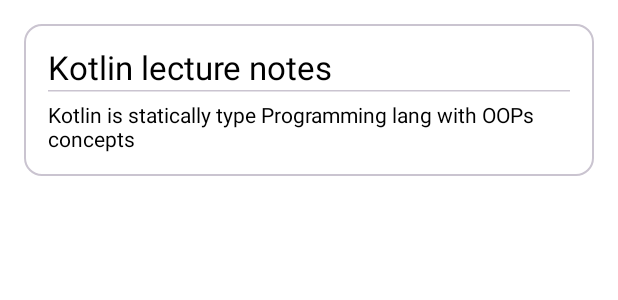
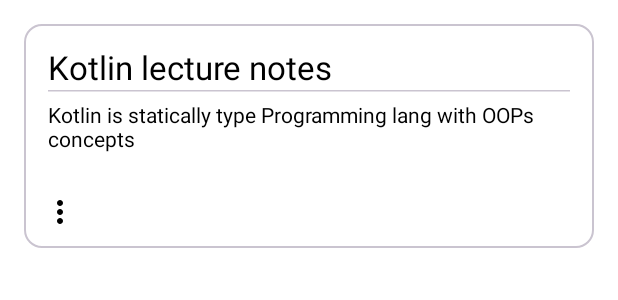
Before and after one commit to eyeronic09/Note_app, an Android app built with Jetpack Compose: the @Preview function NoteCardPreview, on a phone screen of 412 x 824 dp. Shown: the top 300 px of the screen. Run offline under Robolectric (Android 15) with nearby library versions, the phone set to English and light mode, and no system bars; our stand-ins replace Room's generated code.

Commit message:
feat: Implement note deletion and enhance UI
This commit introduces the ability to delete notes from the home screen and includes several UI enhancements for better usability and theme consistency.

**Key Changes:**

-   **`NoteCard.kt`**:
    -   A new `BasicDropdownMenu` has been added, accessible via a "More" (three-dot) icon on each `NoteCard`.
    -   This menu contains a "Delete" option that triggers the note deletion process.
    -   The `NoteCard` composable now requires an `onClickDelete` lambda function.

-   **`HomeScreen.kt`**:
    -   The `NoteCard`'s `onClickDelete` parameter is now implemented, dispatching a `DeleteNote` event to the `ViewModel` when a note is to be deleted.

-   **`ViewAndEditScreen.kt`**:
    -   The text color for the title and content `OutlinedTextField`s now adapts to the system's dark or light theme, ensuring readability.
    -   Variable names have been improved for clarity (e.g., `constColorMaterial` to `themePrimaryColor`).
    -   The `onValueChange` lambda parameter for `UpdateTitle` and `UpdateContent` events has been renamed from `newText` to `updatedContent`.

-   **IDE Configuration**:
    -   The deployment target device in `.idea/deploymentTargetSelector.xml` has been updated.

```diff
--- a/app/src/main/java/com/example/noteapp/HomeScreen/Ui_prestentionLayer/Home/HomeScreen.kt
+++ b/app/src/main/java/com/example/noteapp/HomeScreen/Ui_prestentionLayer/Home/HomeScreen.kt
@@ -71,8 +71,12 @@ fun HomeScreen(viewModel: HomeScreenViewModel = koinViewModel(), navController:
                     note = note,
                     onNoteClick = {
                         navController.navigate(
-                            SealedScreen.View_add_Edit.createRoute(noteId = note.id)
+                            SealedScreen.View_add_Edit.createRoute(noteId = note.id),
+
                         )
+                    },
+                    onClickDelete = {
+                       event(HomeScreenEvent.DeleteNote(note))
                     }
                 )
             }
--- a/app/src/main/java/com/example/noteapp/HomeScreen/Ui_prestentionLayer/Home/component/NoteCard.kt
+++ b/app/src/main/java/com/example/noteapp/HomeScreen/Ui_prestentionLayer/Home/component/NoteCard.kt
@@ -3,17 +3,28 @@ package com.example.noteapp.HomeScreen.Ui_prestentionLayer.Home.component
 import androidx.compose.foundation.background
 import androidx.compose.foundation.clickable
 import androidx.compose.foundation.isSystemInDarkTheme
+import androidx.compose.foundation.layout.Box
 import androidx.compose.foundation.layout.Column
 import androidx.compose.foundation.layout.Spacer
 import androidx.compose.foundation.layout.fillMaxWidth
 import androidx.compose.foundation.layout.padding
+import androidx.compose.material.icons.Icons
+import androidx.compose.material.icons.filled.MoreVert
 import androidx.compose.material3.Card
 import androidx.compose.material3.CardDefaults
+import androidx.compose.material3.DropdownMenu
+import androidx.compose.material3.DropdownMenuItem
 import androidx.compose.material3.HorizontalDivider
+import androidx.compose.material3.Icon
+import androidx.compose.material3.IconButton
 import androidx.compose.material3.MaterialTheme
 import androidx.compose.material3.OutlinedCard
 import androidx.compose.material3.Text
 import androidx.compose.runtime.Composable
+import androidx.compose.runtime.getValue
+import androidx.compose.runtime.mutableStateOf
+import androidx.compose.runtime.remember
+import androidx.compose.runtime.setValue
 import androidx.compose.ui.Modifier
 import androidx.compose.ui.graphics.Color
 import androidx.compose.ui.tooling.preview.Preview
@@ -23,7 +34,8 @@ import com.example.noteapp.HomeScreen.domain_layer.model.Note
 @Composable
 fun NoteCard(
     note: Note,
-    onNoteClick: () -> Unit
+    onNoteClick: () -> Unit,
+    onClickDelete: () -> Unit
 ) {
     OutlinedCard(modifier = Modifier
         .fillMaxWidth()
@@ -43,8 +55,42 @@ fun NoteCard(
             Spacer(modifier = Modifier.padding(4.dp))
             Text(text = note.content)
         }
+        BasicDropdownMenu(
+            onClickDelete
+        )
     }
 
+}
+
+@Composable
+fun BasicDropdownMenu(
+    onClickDelete:() -> Unit
+) {
+    var isDropDownExpanded by remember {
+        mutableStateOf(false)
+    }
+    Box(){
+        IconButton(
+            onClick = {isDropDownExpanded = !isDropDownExpanded}
+        ) {
+            Icon(Icons.Default.MoreVert, contentDescription = "More options")
+        }
+        DropdownMenu(
+            expanded = isDropDownExpanded ,
+            onDismissRequest = { isDropDownExpanded = false}
+        ){
+            DropdownMenuItem(
+                text = {Text("Delete")},
+                onClick = {
+                    onClickDelete()
+                }
+            )
+            DropdownMenuItem(
+                text = {Text("share")},
+                onClick = {}
+            )
+        }
+    }
 }
 
 
@@ -60,6 +106,7 @@ private fun NoteCardPreview() {
     )
     NoteCard(
         note = note,
-        onNoteClick = {}
+        onNoteClick = {},
+        onClickDelete = {}
     )
 }
```
Also changed, not shown: app/src/main/java/com/example/noteapp/HomeScreen/Ui_prestentionLayer/EditAndViewScreen/ViewAndEditScreen.kt (+20 -21 lines).
